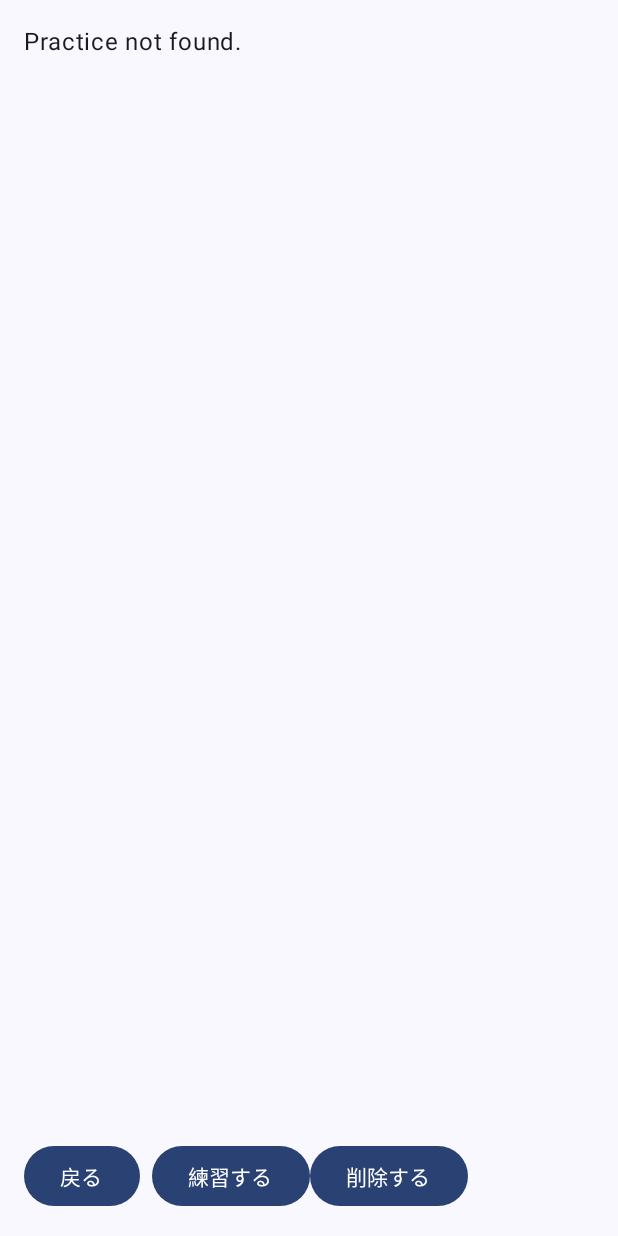
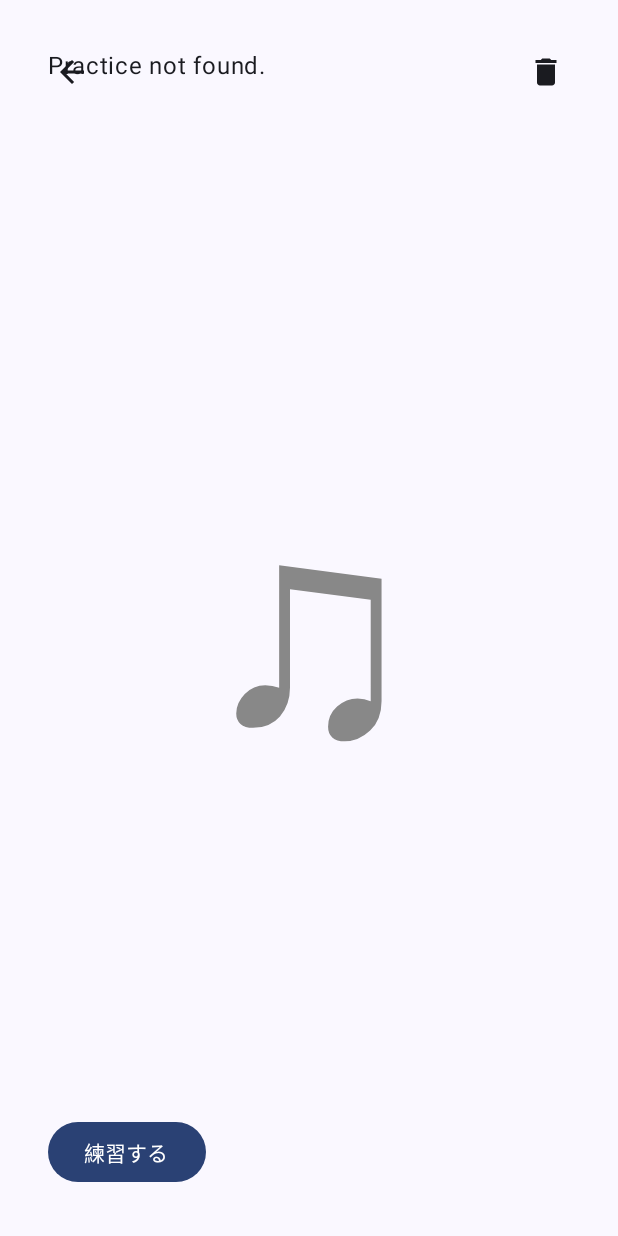
Before and after one commit to MoyashiProject/PianoGame, an Android app built with Jetpack Compose: the composable MusicDetailScreen called with empty values, on a phone screen of 412 x 824 dp. Run offline under Robolectric (Android 15) with nearby library versions, the phone set to English and light mode, and no system bars; our stand-ins replace Room's generated code; libraries missing offline, so code that uses them is left out: org.jtransforms.fft; 2 statements that could not run were skipped.

```diff
--- a/GeneratePiano/app/src/main/java/com/moyashi/generatepiano/MusicDetailScreen.kt
+++ b/GeneratePiano/app/src/main/java/com/moyashi/generatepiano/MusicDetailScreen.kt
@@ -1,16 +1,24 @@
 package com.moyashi.generatepiano
 
-
+import androidx.compose.foundation.clickable
+import androidx.compose.foundation.layout.Arrangement
 import androidx.compose.foundation.layout.Box
 import androidx.compose.foundation.layout.Column
 import androidx.compose.foundation.layout.Row
+import androidx.compose.foundation.layout.Spacer
 import androidx.compose.foundation.layout.fillMaxSize
 import androidx.compose.foundation.layout.fillMaxWidth
 import androidx.compose.foundation.layout.padding
+import androidx.compose.foundation.layout.width
 import androidx.compose.foundation.rememberScrollState
 import androidx.compose.foundation.verticalScroll
 import androidx.compose.material.MaterialTheme.typography
+import androidx.compose.material.icons.Icons
+import androidx.compose.material.icons.filled.ArrowBack
+import androidx.compose.material.icons.filled.Delete
 import androidx.compose.material3.Button
+import androidx.compose.material3.Icon
+import androidx.compose.material3.IconButton
 import androidx.compose.material3.Text
 import androidx.compose.runtime.Composable
 import androidx.compose.runtime.getValue
@@ -18,10 +26,11 @@ import androidx.compose.runtime.mutableStateOf
 import androidx.compose.runtime.remember
 import androidx.compose.ui.Alignment
 import androidx.compose.ui.Modifier
+import androidx.compose.ui.graphics.Color
 import androidx.compose.ui.text.font.FontWeight
 import androidx.compose.ui.unit.dp
+import androidx.compose.ui.unit.sp
 import androidx.navigation.NavHostController
-
 @Composable
 fun MusicDetailScreen(practice: Practice?, navController: NavHostController, viewModel: PracticeViewModel) {
     //MainScrennでクリックされたPracticeItemの詳細を表示
@@ -31,38 +40,57 @@ fun MusicDetailScreen(practice: Practice?, navController: NavHostController, vie
         modifier = Modifier
             .fillMaxSize()
             .padding(16.dp)
+            .clickable {}
     ) {
+        MusicNoteBackground()
+        Row(
+            modifier = Modifier
+                .fillMaxWidth()
+                .padding(8.dp),
+            horizontalArrangement = Arrangement.SpaceBetween
+        ){
+            IconButton(
+                onClick = { navController.popBackStack(MainActivity.Route.FIRST.name,
+                    inclusive = false)
+                },
+            ) {
+                Icon(
+                    imageVector = Icons.Filled.ArrowBack,
+                    contentDescription = "戻る")
+            }
+            IconButton(
+                onClick = {
+                    selectedPractice?.let { practiceToDelete ->
+                        viewModel.deletePractice(practice = practiceToDelete)
+                        navController.navigate((MainActivity.Route.FIRST.name))
+                    }
+                },
+            ) {
+                Icon(
+                    imageVector = Icons.Filled.Delete,
+                    contentDescription = "削除"
+                )
+            }
+        }
         Column(
             modifier = Modifier
-                .fillMaxSize()
+                .fillMaxWidth()
+                .padding(16.dp)
                 .verticalScroll(rememberScrollState())
-                .align(Alignment.Center)
         ) {
             if (practice != null) {
                 Text(
                     text = practice.title,
                     style = typography.h5.copy(fontWeight = FontWeight.Bold),
-                    modifier = Modifier.padding(bottom = 8.dp)
+                    modifier = Modifier
+                        .align(Alignment.CenterHorizontally)
+                        .padding(bottom = 8.dp)
                 )
                 Text(
                     text = "作成日時 : ${practice.created_at}",
                     style = typography.body1,
                     modifier = Modifier.padding(bottom = 8.dp)
                 )
-                if(practice.difficult){
-                    Text(
-                        text = "ハードモード",
-                        style = typography.body1,
-                        modifier = Modifier.padding(bottom = 8.dp)
-                    )
-                }else{
-                    Text(
-                        text = "イージーモード",
-                        style = typography.body1,
-                        modifier = Modifier.padding(bottom = 8.dp)
-                    )
-                }
-
                 Text(
                     text="右手:${practice.right_hand}",
                     style = typography.body1,
@@ -76,34 +104,34 @@ fun MusicDetailScreen(practice: Practice?, navController: NavHostController, vie
         Row(
             modifier = Modifier
                 .fillMaxWidth()
-                .align(Alignment.BottomCenter)
+                .padding(16.dp)
+                .align(Alignment.BottomEnd)
         ) {
             Button(
                 onClick = {
-                    navController.popBackStack(MainActivity.Route.FIRST.name, inclusive = false)
-                },
-                modifier = Modifier.padding(end = 8.dp)
-            ) {
-                Text("戻る")
-            }
-            Button(
-                onClick = {
-//                    navController.navigate(MainActivity.Route.SECOND.name)
-                     navController.navigate("${MainActivity.Route.SECOND.name}/${practice?.id}")
+                    navController.navigate(MainActivity.Route.SECOND.name)
                 }
             ) {
                 Text("練習する")
             }
-            Button(
-                onClick = {
-                    selectedPractice?.let { practiceToDelete ->
-                        viewModel.deletePractice(practice = practiceToDelete)
-                        navController.navigate((MainActivity.Route.FIRST.name))
-                    }
-                }
-            ) {
-                Text("削除する")
-            }
         }
     }
 }
+@Composable
+fun MusicNoteBackground() {
+    // 八分音符のテキストスタイルを定義
+    val noteStyle = androidx.compose.ui.text.TextStyle(
+        fontSize = 200.sp,
+        color = Color.Gray
+    )
+    // Box コンポーネントで背景と他の要素を重ねる
+    Box(modifier = Modifier.fillMaxSize()) {
+        // 背景に八分音符のテキストを配置
+        Text(
+            text = "\u266B",
+            style = noteStyle,
+            modifier = Modifier.align(Alignment.Center)
+        )
+
+    }
+}
```
